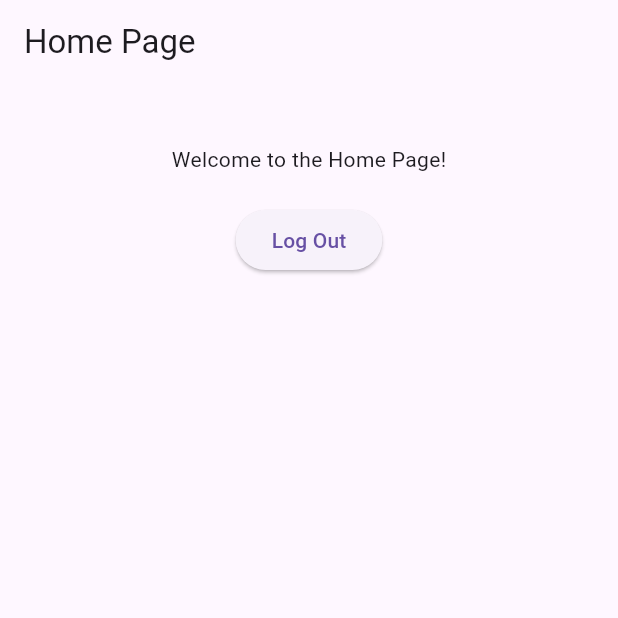
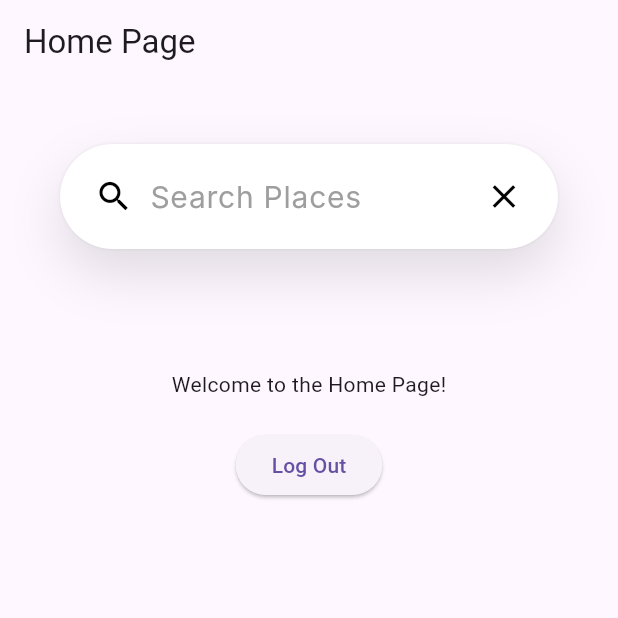
Before and after one commit to zvladimir24/Serviser, a Flutter app: the HomeScreen screen opened by its route, on a phone screen of 412 x 824 dp, the top half of it. Run offline on Flutter 3.47's test engine with Material 3 defaults, Android fonts, the phone set to English and light mode, and no system bars; our stand-ins replace dio, flutter_bloc, flutter_native_splash, flutter_svg, get_it, google_sign_in and 2 more; accounts and stored records are empty; network calls fail; Roboto replaces fonts that are missing (Inter).

Commit message:
Added isolates dio client and fsqr api for searching

```diff
--- /dev/null
+++ b/lib/bloc/search_bloc/search_bloc.dart
@@ -0,0 +1,43 @@
+import 'package:flutter/material.dart';
+import 'package:flutter_bloc/flutter_bloc.dart';
+import 'package:get_it/get_it.dart';
+import 'package:serviser/bloc/search_bloc/search_bloc_event.dart';
+import 'package:serviser/bloc/search_bloc/search_bloc_state.dart';
+import 'package:serviser/data/repository/search_repository.dart';
+import 'package:serviser/models/fsqr_places_model.dart';
+
+class SearchBloc extends Bloc<SearchBlocEvent, SearchBlocState> {
+  final searchRepository = GetIt.instance<SearchRepository>();
+
+  SearchBloc() : super(SearchBlocInitial()) {
+    on<SearchButtonPressed>(
+        (event, emitter) => _handleSearching(event, emitter));
+  }
+
+  Future<void> _handleSearching(
+      SearchButtonPressed event, Emitter<SearchBlocState> emitter) async {
+    try {
+      debugPrint('***** Search Triggered: $event');
+      emitter(SearchBlocInProgress());
+
+      final String query = event.query;
+      final String ll = event.ll;
+      final int radius = event.radius;
+      final int limit = event.limit;
+
+      final ApiResponseModel response =
+          await searchRepository.searchFoursquare(query, ll, radius, limit);
+
+      debugPrint('***** Search Triggered: $query $ll $radius $limit');
+
+      // Emitting success state with ApiResponseModel
+      emitter(SearchBlocSuccess(response));
+
+      debugPrint(
+          '***** THIS IS SEARCH RESULT: ${response.places?.map((place) => place.toString()).join('\n')}');
+    } catch (e) {
+      debugPrint('***** Search Failure: $e');
+      emitter(SearchBlocFail());
+    }
+  }
+}
--- /dev/null
+++ b/lib/bloc/search_bloc/search_bloc_event.dart
@@ -0,0 +1,17 @@
+import 'package:flutter/material.dart';
+
+@immutable
+sealed class SearchBlocEvent {}
+
+final class SearchButtonPressed extends SearchBlocEvent {
+  final String query;
+  final String ll;
+  final int radius;
+  final int limit;
+
+  SearchButtonPressed(
+      {required this.query,
+      required this.ll,
+      required this.radius,
+      required this.limit});
+}
--- /dev/null
+++ b/lib/bloc/search_bloc/search_bloc_state.dart
@@ -0,0 +1,17 @@
+import 'package:flutter/material.dart';
+import 'package:serviser/models/fsqr_places_model.dart';
+
+@immutable
+sealed class SearchBlocState {}
+
+final class SearchBlocInitial extends SearchBlocState {}
+
+final class SearchBlocInProgress extends SearchBlocState {}
+
+final class SearchBlocSuccess extends SearchBlocState {
+  final ApiResponseModel response;
+
+  SearchBlocSuccess(this.response);
+}
+
+final class SearchBlocFail extends SearchBlocState {}
--- a/lib/main.dart
+++ b/lib/main.dart
@@ -3,11 +3,13 @@ import 'package:flutter_bloc/flutter_bloc.dart';
 import 'package:flutter_native_splash/flutter_native_splash.dart';
 import 'package:get_it/get_it.dart';
 import 'package:serviser/bloc/login_bloc/login_bloc.dart';
+import 'package:serviser/bloc/search_bloc/search_bloc.dart';
 import 'package:serviser/bloc/sign_out_bloc/sign_out_bloc.dart';
 import 'package:serviser/bloc/sign_up_bloc/sign_up_bloc.dart';
 import 'package:serviser/getIt/service_locator.dart';
 import 'package:serviser/presentation/home_screen.dart';
 import 'package:serviser/presentation/login_screen.dart';
+import 'package:serviser/presentation/search_result_screen.dart';
 import 'package:serviser/presentation/sign_up_screen.dart';
 import 'package:shared_preferences/shared_preferences.dart';
 import 'package:supabase_flutter/supabase_flutter.dart';
@@ -118,6 +120,9 @@ class _MyAppState extends State<MyApp> {
         BlocProvider(
           create: (context) => GetIt.instance<SignOutBloc>(),
         ),
+        BlocProvider(
+          create: (context) => GetIt.instance<SearchBloc>(),
+        ),
       ],
       child: MaterialApp(
         debugShowCheckedModeBanner: false,
@@ -130,6 +135,7 @@ class _MyAppState extends State<MyApp> {
           '/sign_up': (context) => const SignUpScreen(),
           '/login': (context) => const LoginScreen(),
           '/home_screen': (context) => const HomeScreen(),
+          '/search_result_screen': (context) => const SearchResultScreen(),
         },
         initialRoute: widget.initialRoute,
       ),
--- a/lib/presentation/home_screen.dart
+++ b/lib/presentation/home_screen.dart
@@ -3,6 +3,7 @@ import 'package:flutter_bloc/flutter_bloc.dart';
 import 'package:serviser/bloc/sign_out_bloc/sign_out_bloc.dart';
 import 'package:serviser/bloc/sign_out_bloc/sign_out_bloc_event.dart';
 import 'package:serviser/bloc/sign_out_bloc/sign_out_bloc_state.dart';
+import 'package:serviser/presentation/widgets/my_search_bar.dart';
 
 class HomeScreen extends StatelessWidget {
   const HomeScreen({super.key});
@@ -37,6 +38,10 @@ class HomeScreen extends StatelessWidget {
         },
         child: Column(
           children: [
+            Padding(
+              padding: const EdgeInsets.all(40.0),
+              child: MySearchBar(),
+            ),
             const Padding(
               padding: EdgeInsets.only(top: 40),
               child: Center(
--- /dev/null
+++ b/lib/presentation/search_result_screen.dart
@@ -0,0 +1,51 @@
+import 'package:flutter/material.dart';
+import 'package:flutter_bloc/flutter_bloc.dart';
+import 'package:serviser/bloc/search_bloc/search_bloc.dart';
+import 'package:serviser/bloc/search_bloc/search_bloc_state.dart';
+import 'package:serviser/models/fsqr_places_model.dart';
+import 'package:serviser/presentation/widgets/place_card.dart';
+
+class SearchResultScreen extends StatelessWidget {
+  const SearchResultScreen({super.key});
+
+  @override
+  Widget build(BuildContext context) {
+    return Scaffold(
+      appBar: AppBar(
+        title: const Text('Search Places'),
+      ),
+      body: BlocBuilder<SearchBloc, SearchBlocState>(
+        builder: (context, state) {
+          if (state is SearchBlocInProgress) {
+            return const Center(child: CircularProgressIndicator());
+          } else if (state is SearchBlocSuccess) {
+            // Ensure that places is of type List<FsqrPlacesModel>
+            final ApiResponseModel response = state.response;
+            final List<FsqrPlacesModel>? places = response.places;
+            final ContextModel? contextModel = response.context;
+
+            if (places!.isNotEmpty) {
+              // Access fsqId of an individual place
+              final String? firstPlaceId = places[0].fsqId;
+              debugPrint('First Place ID: $firstPlaceId');
+
+              return ListView.builder(
+                itemCount: places.length,
+                itemBuilder: (context, index) {
+                  final place = places[index];
+                  return PlaceCard(place: place, contextModel: contextModel);
+                },
+              );
+            } else {
+              return const Text('No places found.');
+            }
+          } else if (state is SearchBlocFail) {
+            return const Text('Failed to load places');
+          } else {
+            return const Text('Start searching for places...');
+          }
+        },
+      ),
+    );
+  }
+}
--- /dev/null
+++ b/lib/presentation/widgets/my_search_bar.dart
@@ -0,0 +1,93 @@
+import 'package:flutter/material.dart';
+import 'package:flutter_bloc/flutter_bloc.dart';
+import 'package:serviser/bloc/search_bloc/search_bloc.dart';
+import 'package:serviser/bloc/search_bloc/search_bloc_event.dart';
+
+class MySearchBar extends StatelessWidget {
+  MySearchBar({
+    super.key,
+  });
+
+  final TextEditingController searchController = TextEditingController();
+
+  void _handleSearch(BuildContext context, String query) {
+    final searchBloc = BlocProvider.of<SearchBloc>(context);
+    debugPrint('Search query: $query');
+    searchBloc.add(SearchButtonPressed(
+      query: searchController.text,
+      ll: '45.2671,19.8335',
+      radius: 10000,
+      limit: 10,
+    ));
+    Navigator.pushReplacementNamed(context, '/search_result_screen');
+    searchController.clear();
+  }
+
+  @override
+  Widget build(BuildContext context) {
+    return Container(
+      height: 70,
+      padding: const EdgeInsets.symmetric(horizontal: 12.0),
+      decoration: BoxDecoration(
+        color: const Color(0xFFFFFFFF),
+        borderRadius: BorderRadius.circular(99),
+        boxShadow: [
+          BoxShadow(
+            color: const Color(0xFF303133).withOpacity(0.15),
+            offset: const Offset(0, 16),
+            blurRadius: 30.0,
+            spreadRadius: 0.0,
+          ),
+          BoxShadow(
+            color: const Color(0xFF303133).withOpacity(0.10),
+            offset: const Offset(0, 0),
+            blurRadius: 1.0,
+            spreadRadius: 0.0,
+          ),
+        ],
+      ),
+      child: Row(
+        children: [
+          IconButton(
+              onPressed: () {
+                _handleSearch(context, searchController.text);
+              },
+              icon: const Icon(
+                Icons.search,
+                color: Colors.black,
+                size: 26,
+              )),
+          Expanded(
+            child: TextField(
+              controller: searchController,
+              decoration: const InputDecoration(
+                hintText: 'Search Places',
+                hintStyle: TextStyle(
+                  fontFamily: 'Inter',
+                  fontWeight: FontWeight.w400,
+                  fontSize: 20.0,
+                  height: 28.0 / 18.0,
+                  color: Color(0xFF9E9E9E),
+                ),
+                border: InputBorder.none,
+              ),
+              onSubmitted: (String query) {
+                _handleSearch(context, query);
+              },
+            ),
+          ),
+          IconButton(
+            onPressed: () {
+              searchController.clear();
+            },
+            icon: const Icon(
+              Icons.close,
+              color: Colors.black,
+              size: 26,
+            ),
+          ),
+        ],
+      ),
+    );
+  }
+}
```
Also changed, not shown: lib/bloc/home_screen_google_bloc/home_screen_google_bloc.dart (deleted, +0 -30 lines), lib/bloc/home_screen_google_bloc/home_screen_google_bloc_event.dart (deleted, +0 -8 lines), lib/bloc/home_screen_google_bloc/home_screen_google_bloc_state.dart (deleted, +0 -12 lines), lib/data/api/dio_client.dart (+4 -136 lines), lib/data/repository/home_screen_repository_google.dart (deleted, +0 -23 lines), lib/data/repository/search_repository.dart (added, +54 -0 lines), lib/getIt/service_locator.dart (+5 -4 lines), lib/models/fsqr_places_model.dart (added, +94 -0 lines), lib/presentation/widgets/place_card.dart (added, +36 -0 lines), lib/utils/isolates/search_isolate.dart (added, +36 -0 lines).
